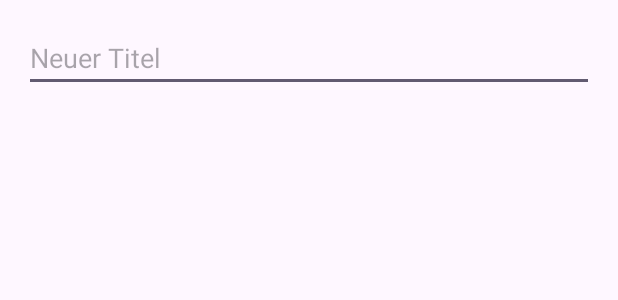
After one commit to Moon-Mind/Fahrkarten_openner, an Android app built with Jetpack Compose: the layout dialog_change_title.xml on its own in the app's theme, with its tools: preview values and no code run, on a phone screen of 412 x 824 dp. The commit adds this screen. Shown: the top 300 px of the screen. Run offline under Robolectric (Android 15) with nearby library versions, the phone set to English and light mode, and no system bars.

Commit message:
Füge Funktion zum Ändern des ActionBar-Titels über ein Dialogfeld hinzu und aktualisiere das Menü

```diff
--- /dev/null
+++ b/app/src/main/res/layout/dialog_change_title.xml
@@ -0,0 +1,14 @@
+<?xml version="1.0" encoding="utf-8"?>
+<LinearLayout xmlns:android="http://schemas.android.com/apk/res/android"
+    android:layout_width="match_parent"
+    android:layout_height="wrap_content"
+    android:orientation="vertical"
+    android:padding="16dp">
+
+    <EditText
+        android:id="@+id/input"
+        android:layout_width="match_parent"
+        android:layout_height="wrap_content"
+        android:hint="Neuer Titel" />
+
+</LinearLayout>
```
Also changed, not shown: app/src/main/java/com/example/fahrkarten_openner/MainActivity.kt (+28 -7 lines), app/src/main/res/menu/menu_main.xml (+5 -5 lines).
